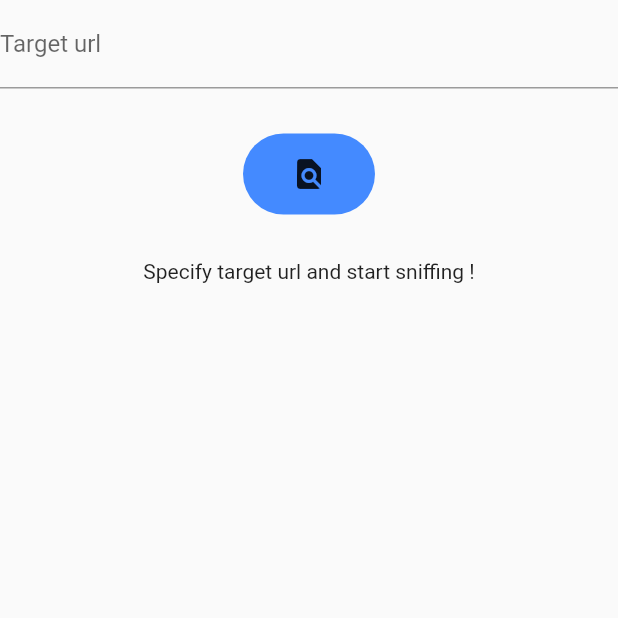
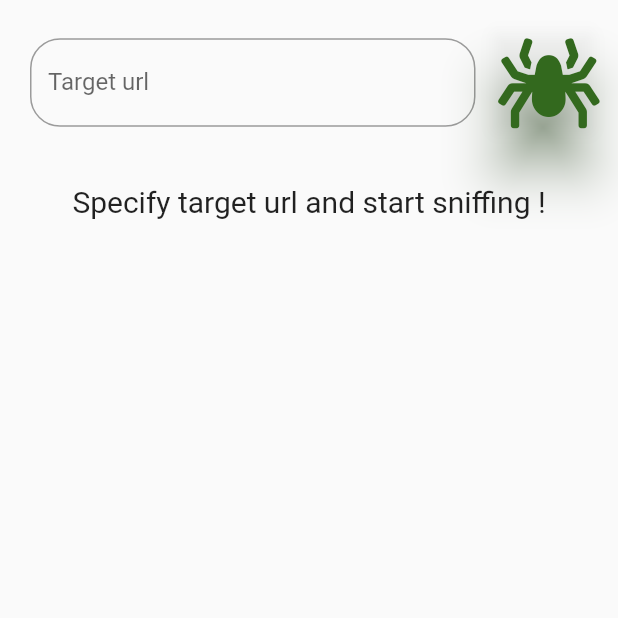
Before and after one commit to esentis/flutter_web_crawler, a Flutter app: the screen it shows after launch, on a phone screen of 412 x 824 dp, the top half of it. Run offline on Flutter 3.47's test engine with Material 2 defaults, Android fonts, the light colour scheme and no system bars; our stand-ins replace basic_utils, fluttericon, google_fonts, modal_progress_hud; missing offline and left inert: flutter_link_preview; Roboto replaces fonts that are missing (Play).

Commit message:
Design Changes
Links now show a preview if this is possible.
The button is now next to search text, and has a spider icon.
Loading indication while waiting for the website response.
HTTPS is now added programitically and it is also indicated at the textfield.
New screenshots added.

```diff
--- a/lib/interface.dart
+++ b/lib/interface.dart
@@ -1,11 +1,16 @@
 import 'package:basic_utils/basic_utils.dart';
 import 'package:flutter/material.dart';
+import 'package:flutter_link_preview/flutter_link_preview.dart';
+import 'package:fluttericon/font_awesome5_icons.dart';
 import 'package:google_fonts/google_fonts.dart';
-
+import 'package:modal_progress_hud/modal_progress_hud.dart';
+import 'package:http/http.dart';
 import 'crawler.dart';
 
 Future<List<String>> futureLinks;
 String website = '';
+String helperMessage = "Specify target url and start sniffing !";
+bool _loading = false;
 
 class UserInterface extends StatefulWidget {
   @override
@@ -17,42 +22,82 @@ class _UserInterfaceState extends State<UserInterface> {
   Widget build(BuildContext context) {
     return SafeArea(
       child: Scaffold(
-        body: Center(
+        body: ModalProgressHUD(
+          inAsyncCall: _loading,
+          child: Center(
             child: Column(
               children: [
-              TextFormField(
+                SizedBox(
+                  height: 25,
+                ),
+                Padding(
+                  padding: const EdgeInsets.only(right: 20.0, left: 20),
+                  child: Row(
+                    children: [
+                      Expanded(
+                        child: TextFormField(
                           decoration: InputDecoration(
                             labelText: 'Target url',
-                    prefix: Text("http://")
+                            prefix: Text("https://"),
+                            border: OutlineInputBorder(
+                                borderRadius: BorderRadius.circular(20)),
                           ),
                           onChanged: (value) {
                             print(value);
-                  String fixedLink = StringUtils.addCharAtPosition(value, 'http://', 0);
+                            String fixedLink = StringUtils.addCharAtPosition(
+                                value, 'https://', 0);
 
                             website = fixedLink;
                           },
                         ),
+                      ),
+                      SizedBox(
+                        width: 15,
+                      ),
+                      GestureDetector(
+                        onTap: () async {
+                          // Creating a new connection
+                          _loading = true;
+                          setState(() {});
+                          var client = Client();
+
+                          try {
+                            Response response = await client.get(website);
+                            print(response.statusCode);
+                            futureLinks = getLinks(website, response);
+                            print(futureLinks);
+                            _loading = false;
+                            setState(() {});
+                          }catch (e){
+                            print(e.toString());
+                            helperMessage=e.toString();
+                            _loading = false;
+                            setState(() {});
+                          }
+
+                        },
+                        child: Material(
+                          elevation: 15,
+                          shadowColor: _loading == true ? Colors.red : Colors.lightGreen[900],
+                          color: Colors.transparent,
+                          child: Icon(
+                            FontAwesome5.spider,
+                            color:
+                                _loading == true ? Colors.red : Colors.lightGreen[900],
+                            size: 60,
+                          ),
+                        ),
+                      ),
+                    ],
+                  ),
+                ),
                 SizedBox(
                   height: 30,
                 ),
-              FlatButton(
-
-                padding: EdgeInsets.all(15),
-                color: Colors.blueAccent,
-                shape: RoundedRectangleBorder(
-                  borderRadius: BorderRadius.circular(50),
-                ),
-                onPressed: () async {
-                  futureLinks = getLinks(website);
-                  setState(() {});
-                },
-                child: Icon(Icons.find_in_page),
-              ),
-              SizedBox(height: 30,),
                 FutureBuilder(
                   future: futureLinks,
                   builder: (context, snapshot) {
-                  if (snapshot.connectionState == ConnectionState.done) {
+                    if (snapshot.hasData) {
                       return Expanded(
                         child: ListView.builder(
                             padding: EdgeInsets.only(right: 20, top: 30),
@@ -61,16 +106,25 @@ class _UserInterfaceState extends State<UserInterface> {
                               return ListTile(
                                 leading: Text(
                                   "URL",
-                                style: GoogleFonts.comfortaa(color: Colors.red),
+                                  style:
+                                      GoogleFonts.comfortaa(color: Colors.red),
                                 ),
                                 title: Text(snapshot.data[index]),
+                                subtitle: FlutterLinkPreview(
+                                  url: snapshot.data[index],
+                                ),
                               );
                             }),
                       );
                     } else {
-                    return Text("Specify target url and start sniffing !",style: GoogleFonts.play(
-                        fontSize: 14
-                    ),);
+                      return Padding(
+                        padding: const EdgeInsets.all(8.0),
+                        child: Text(
+                          helperMessage,
+                          textAlign: TextAlign.center,
+                          style: GoogleFonts.play(fontSize: 20),
+                        ),
+                      );
                     }
                   },
                 )
@@ -78,6 +132,7 @@ class _UserInterfaceState extends State<UserInterface> {
             ),
           ),
         ),
+      ),
     );
   }
 }
--- a/pubspec.yaml
+++ b/pubspec.yaml
@@ -32,6 +32,9 @@ dependencies:
   html: ^0.14.0+3
   basic_utils: ^2.5.4
   google_fonts: ^1.1.0
+  flutter_link_preview: ^1.2.9
+  modal_progress_hud: ^0.1.3
+  fluttericon: ^1.0.7
 
 dev_dependencies:
   flutter_test:
```
Also changed, not shown: lib/crawler.dart (+5 -13 lines), pubspec.lock, 1 other file. Lines whose indentation alone changed are shown as unchanged.
